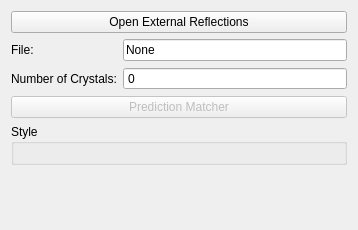
This is polylaue/ui/resources/ui/reflections_editor.ui in PolyLaue/PolyLaue as Qt 5 draws it before an edit. The edited form follows.
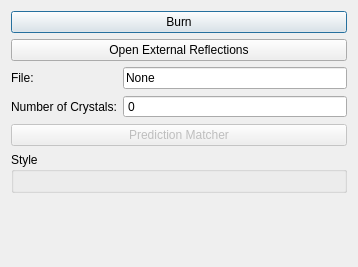
This is the edited form.

```diff
--- a/polylaue/ui/resources/ui/reflections_editor.ui
+++ b/polylaue/ui/resources/ui/reflections_editor.ui
@@ -7,14 +7,14 @@
     <x>0</x>
     <y>0</y>
     <width>358</width>
-    <height>230</height>
+    <height>267</height>
    </rect>
   </property>
   <property name="windowTitle">
    <string>Reflections Editor</string>
   </property>
   <layout class="QGridLayout" name="gridLayout">
-   <item row="5" column="0" colspan="2">
+   <item row="6" column="0" colspan="2">
     <spacer name="vertical_spacer">
      <property name="orientation">
       <enum>Qt::Vertical</enum>
@@ -27,7 +27,7 @@
      </property>
     </spacer>
    </item>
-   <item row="2" column="1">
+   <item row="3" column="1">
     <widget class="QSpinBox" name="number_of_crystals">
      <property name="readOnly">
       <bool>true</bool>
@@ -40,24 +40,7 @@
      </property>
     </widget>
    </item>
-   <item row="1" column="1">
-    <widget class="QLineEdit" name="file">
-     <property name="text">
-      <string>None</string>
-     </property>
-     <property name="readOnly">
-      <bool>true</bool>
-     </property>
-    </widget>
-   </item>
-   <item row="2" column="0">
-    <widget class="QLabel" name="number_of_crystals_label">
-     <property name="text">
-      <string>Number of Crystals:</string>
-     </property>
-    </widget>
-   </item>
-   <item row="4" column="0" colspan="2">
+   <item row="5" column="0" colspan="2">
     <widget class="QGroupBox" name="groupBox">
      <property name="title">
       <string>Style</string>
@@ -69,24 +52,7 @@
      </layout>
     </widget>
    </item>
-   <item row="0" column="0" colspan="2">
-    <widget class="QPushButton" name="open_external_reflections">
-     <property name="focusPolicy">
-      <enum>Qt::NoFocus</enum>
-     </property>
-     <property name="text">
-      <string>Open External Reflections</string>
-     </property>
-    </widget>
-   </item>
-   <item row="1" column="0">
-    <widget class="QLabel" name="file_label">
-     <property name="text">
-      <string>File:</string>
-     </property>
-    </widget>
-   </item>
-   <item row="3" column="0" colspan="2">
+   <item row="4" column="0" colspan="2">
     <widget class="QPushButton" name="prediction_matcher">
      <property name="enabled">
       <bool>false</bool>
@@ -99,6 +65,47 @@
      </property>
     </widget>
    </item>
+   <item row="1" column="0" colspan="2">
+    <widget class="QPushButton" name="open_external_reflections">
+     <property name="focusPolicy">
+      <enum>Qt::NoFocus</enum>
+     </property>
+     <property name="text">
+      <string>Open External Reflections</string>
+     </property>
+    </widget>
+   </item>
+   <item row="2" column="0">
+    <widget class="QLabel" name="file_label">
+     <property name="text">
+      <string>File:</string>
+     </property>
+    </widget>
+   </item>
+   <item row="3" column="0">
+    <widget class="QLabel" name="number_of_crystals_label">
+     <property name="text">
+      <string>Number of Crystals:</string>
+     </property>
+    </widget>
+   </item>
+   <item row="2" column="1">
+    <widget class="QLineEdit" name="file">
+     <property name="text">
+      <string>None</string>
+     </property>
+     <property name="readOnly">
+      <bool>true</bool>
+     </property>
+    </widget>
+   </item>
+   <item row="0" column="0" colspan="2">
+    <widget class="QPushButton" name="burn">
+     <property name="text">
+      <string>Burn</string>
+     </property>
+    </widget>
+   </item>
   </layout>
  </widget>
  <tabstops>
```
